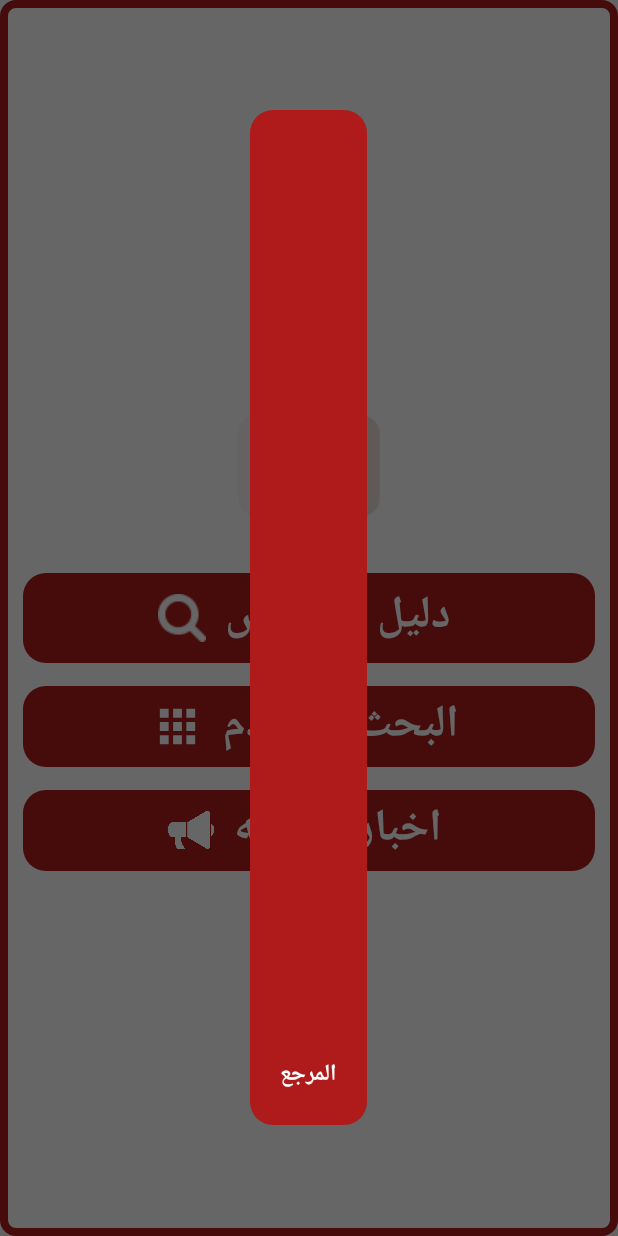
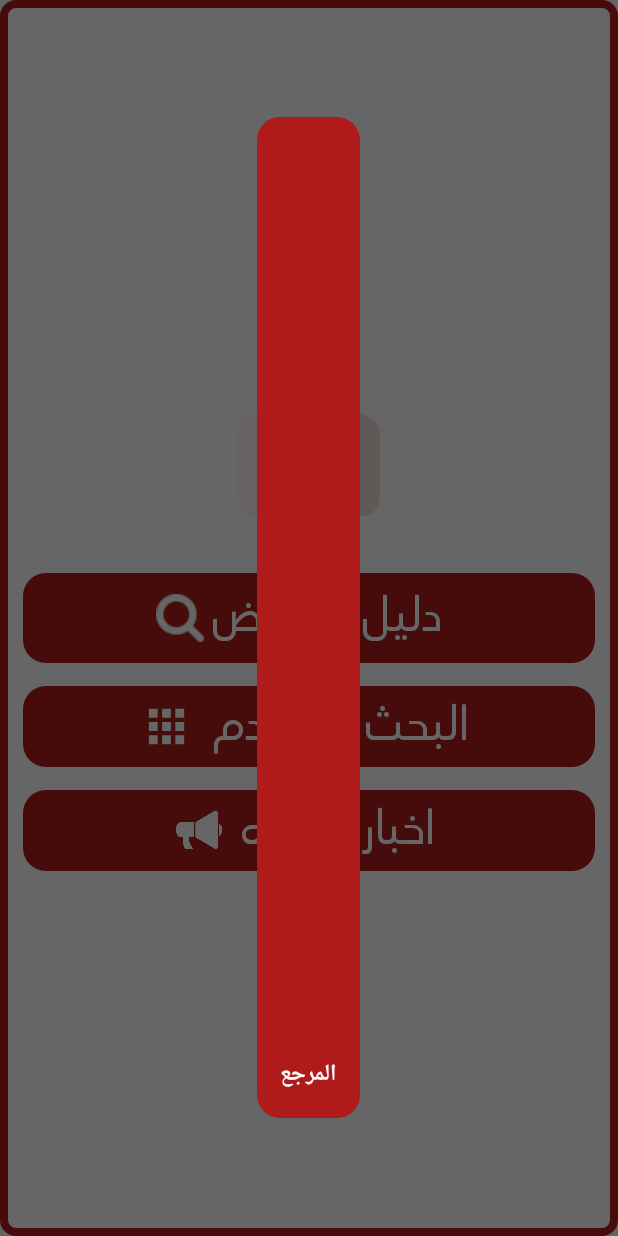
Before and after one commit to Saleh-Albrahim/Diseases-Dictionary, an Android app: the fragment DetailsFragment placed in its activity, on a phone screen of 412 x 824 dp. Run offline under Robolectric (Android 15) with nearby library versions, the phone set to English and light mode, and no system bars.

Commit message:
adding new font

```diff
--- a/app/src/main/java/Fragments/DetailsFragment.java
+++ b/app/src/main/java/Fragments/DetailsFragment.java
@@ -9,10 +9,7 @@ import android.text.method.ScrollingMovementMethod;
 import android.view.LayoutInflater;
 import android.view.View;
 import android.view.ViewGroup;
-
 import android.widget.TextView;
-
-import androidx.fragment.app.DialogFragment;
 
 import com.example.diseasesdictionary.R;
 
--- a/app/src/main/java/Fragments/SearchFragment.java
+++ b/app/src/main/java/Fragments/SearchFragment.java
@@ -45,16 +45,6 @@ public class SearchFragment extends Fragment {
         view = inflater.inflate(R.layout.fragment_search, container, false);
         ((AppCompatActivity) getActivity()).getSupportActionBar().hide();
         getActivity().getWindow().setFlags(WindowManager.LayoutParams.FLAG_FULLSCREEN, WindowManager.LayoutParams.FLAG_FULLSCREEN);
-
-        Init();
-
-
-
-        return view;
-    }
-
-    private void Init(){
-
         data = new ArrayList<>();
         fragment = new DetailsFragment();
         bundle=new Bundle();
@@ -74,11 +64,10 @@ public class SearchFragment extends Fragment {
 //                    Log.d(TAG,  d.getDescription());
 //                    Log.d(TAG,  d.getUrl());
 //                    Log.d(TAG,  d.getId());
-
-
                 }
                 DataADB itemsAdapter = new DataADB(view.getContext(), data);
                 ListView listView =  view.findViewById(R.id.list);
+                itemsAdapter.notifyDataSetChanged();
                 listView.setAdapter(itemsAdapter);
                 listView.setOnItemClickListener(new AdapterView.OnItemClickListener() {
                     @Override
@@ -102,7 +91,7 @@ public class SearchFragment extends Fragment {
             }
 
         });
-
+        return view;
     }
 
 
--- a/app/src/main/res/layout/activity_splash.xml
+++ b/app/src/main/res/layout/activity_splash.xml
@@ -22,9 +22,10 @@
         android:text="دليل الامراض"
         android:gravity="center"
         android:textStyle="bold"
+        android:fontFamily="@font/questv1_regular"
         android:textColor="#ffffff"
         android:layout_height="125dp"
-        android:textSize="50dp"
+        android:textSize="60sp"
         android:layout_gravity="center"
         />
 
--- a/app/src/main/res/layout/diseases_holder.xml
+++ b/app/src/main/res/layout/diseases_holder.xml
@@ -5,11 +5,8 @@
     xmlns:app="http://schemas.android.com/apk/res-auto"
     android:layout_width="match_parent"
     android:layout_height="match_parent"
-
     android:orientation="vertical"
     >
-
-
         <TextView
             android:id="@+id/d_title"
             android:layout_width="match_parent"
--- a/app/src/main/res/layout/fragment_main.xml
+++ b/app/src/main/res/layout/fragment_main.xml
@@ -2,7 +2,6 @@
 <androidx.drawerlayout.widget.DrawerLayout
 
     xmlns:android="http://schemas.android.com/apk/res/android"
-    xmlns:app="http://schemas.android.com/apk/res-auto"
     xmlns:tools="http://schemas.android.com/tools"
     android:layout_width="match_parent"
     android:layout_height="match_parent"
@@ -48,12 +47,13 @@
             <TextView
                 android:layout_width="wrap_content"
                 android:layout_height="wrap_content"
-                android:text="دليل الامراض "
+                android:text=" دليل الامراض"
+                android:fontFamily="@font/questv1_regular"
                 android:paddingStart="5dp"
                 android:paddingEnd="5dp"
                 android:textSize="30dp"
                 android:textColor="#FFFFFF"
-                android:textStyle="bold"/>
+                />
         </LinearLayout>
 
         <LinearLayout
@@ -74,11 +74,12 @@
                 android:layout_width="wrap_content"
                 android:layout_height="wrap_content"
                 android:text="البحث المتقدم "
+                android:fontFamily="@font/questv1_regular"
                 android:textSize="30dp"
                 android:paddingStart="5dp"
                 android:paddingEnd="5dp"
                 android:textColor="#FFFFFF"
-                android:textStyle="bold"/>
+                />
         </LinearLayout>
 
         <LinearLayout
@@ -100,10 +101,11 @@
                 android:layout_height="wrap_content"
                 android:text="اخبار الصحه "
                 android:textSize="30dp"
+                android:fontFamily="@font/questv1_regular"
                 android:paddingStart="5dp"
                 android:paddingEnd="5dp"
                 android:textColor="#FFFFFF"
-                android:textStyle="bold"/>
+                />
         </LinearLayout>
 
 
--- a/app/src/main/res/layout/fragment_search_dialog.xml
+++ b/app/src/main/res/layout/fragment_search_dialog.xml
@@ -1,19 +1,14 @@
 <?xml version="1.0" encoding="utf-8"?>
-<ScrollView
+<LinearLayout
     xmlns:android="http://schemas.android.com/apk/res/android"
     xmlns:tools="http://schemas.android.com/tools"
-    android:layout_width="match_parent"
-    android:layout_height="match_parent">
-    <LinearLayout
+android:layout_width="match_parent"
+android:layout_height="500dp"
+android:layout_gravity="center"
+android:orientation="vertical"
+android:padding="5dp"
+android:background="@drawable/round_dialog">
 
-
-        android:layout_width="match_parent"
-        android:layout_height="200dp"
-
-        android:layout_gravity="center"
-        android:orientation="vertical"
-        android:padding="10dp"
-        android:background="@drawable/round_dialog">
 
 
 
@@ -21,11 +16,10 @@
             android:id="@+id/frag_des"
             android:layout_width="match_parent"
             android:layout_height="600dp"
-
             android:gravity="right"
             android:textColor="#ffffff"
             android:textSize="15sp"
-            android:scrollbars = "vertical"
+            android:scrollbars = "none"
             android:layout_margin="10dp"
             android:textStyle="bold"/>
 
@@ -34,7 +28,7 @@
                 android:layout_width="match_parent"
                 android:layout_height="wrap_content"
                 android:text="المرجع"
-                android:gravity="left"
+                android:gravity="right"
                 android:textColor="#ffffff"
                 android:textSize="15sp"
                 android:textStyle="bold"
@@ -43,4 +37,3 @@
                 android:layout_marginLeft="10dp"/>
 
 </LinearLayout>
-</ScrollView>
```
Also changed, not shown: app/src/main/res/font/questv1_regular.ttf (added).
